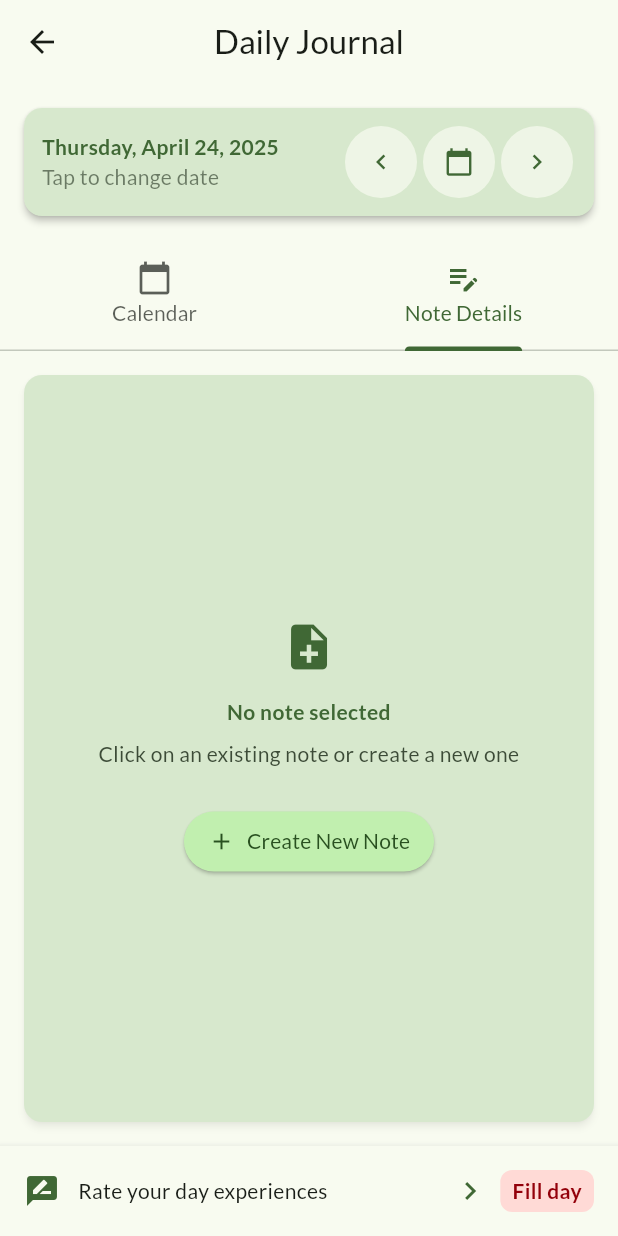
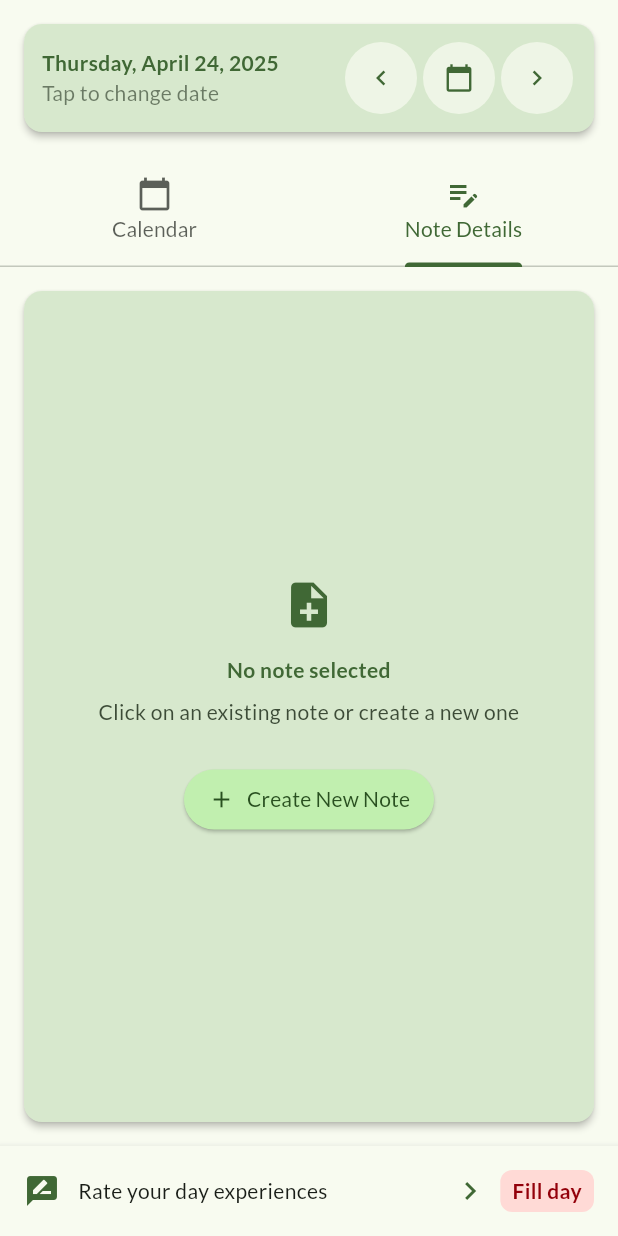
Before and after one commit to ChrisMoa/SimpleDiary, a Flutter app: the DiaryDayWizardPage screen opened directly, tab 2 chosen, on a phone screen of 412 x 824 dp. Run offline on Flutter 3.47's test engine with Material 3 defaults, Android fonts, the phone set to English and light mode, and no system bars; our stand-ins replace equatable, flutter_dotenv, flutter_rating_bar, flutter_riverpod, google_fonts, loading_animation_widget and 7 more; missing offline and left inert: encrypt, filesystem_picker, flex_color_picker, pointycastle, syncfusion_flutter_core; accounts and stored records are empty; statements that could not run were skipped.

Commit message:
fix responsive desing on phone

```diff
--- a/lib/features/day_rating/presentation/pages/diary_day_wizard_page.dart
+++ b/lib/features/day_rating/presentation/pages/diary_day_wizard_page.dart
@@ -38,11 +38,7 @@ class _DiaryDayWizardPageState extends ConsumerState<DiaryDayWizardPage> {
   @override
   Widget build(BuildContext context) {
     return Scaffold(
-      appBar: AppBar(
-        title: const Text('Daily Journal'),
-        centerTitle: true,
-        elevation: 0,
-      ),
+      // Removed the AppBar to save vertical space
       body: _isLoading
           ? const Center(
               child: Column(
@@ -54,10 +50,12 @@ class _DiaryDayWizardPageState extends ConsumerState<DiaryDayWizardPage> {
                 ],
               ),
             )
-          : const DiaryDayEditingWizardWidget(
-              navigateBack: false,
-              addAdditionalSaveButton: true,
-              editNote: false,
+          : const SafeArea(
+              child: DiaryDayEditingWizardWidget(
+                navigateBack: false,
+                addAdditionalSaveButton: true,
+                editNote: false,
+              ),
             ),
       // Using resizeToAvoidBottomInset: false to prevent the keyboard
       // from automatically pushing up the content
--- a/lib/features/day_rating/presentation/widgets/note_detail_widget.dart
+++ b/lib/features/day_rating/presentation/widgets/note_detail_widget.dart
@@ -27,6 +27,9 @@ class _NoteDetailWidgetState extends ConsumerState<NoteDetailWidget> {
   String _oldText = '';
   String? _lastNoteId;
 
+  // Controller for the scrollable view
+  final ScrollController _scrollController = ScrollController();
+
   @override
   void initState() {
     super.initState();
@@ -37,6 +40,7 @@ class _NoteDetailWidgetState extends ConsumerState<NoteDetailWidget> {
   void dispose() {
     _titleController.dispose();
     _descriptionController.dispose();
+    _scrollController.dispose();
     super.dispose();
   }
 
@@ -81,10 +85,11 @@ class _NoteDetailWidgetState extends ConsumerState<NoteDetailWidget> {
       margin: const EdgeInsets.all(8),
       color: theme.colorScheme.secondaryContainer,
       elevation: 2,
-      shadowColor: theme.colorScheme.shadow.withValues(alpha: 0.3),
       shape: RoundedRectangleBorder(
         borderRadius: BorderRadius.circular(12),
       ),
+      child: SingleChildScrollView(
+        controller: _scrollController,
         child: Padding(
           padding: const EdgeInsets.all(16.0),
           child: Column(
@@ -109,8 +114,8 @@ class _NoteDetailWidgetState extends ConsumerState<NoteDetailWidget> {
                     padding:
                         const EdgeInsets.symmetric(horizontal: 8, vertical: 4),
                     decoration: BoxDecoration(
-                    color:
-                        selectedNote.noteCategory.color.withValues(alpha: 0.2),
+                      color: selectedNote.noteCategory.color
+                          .withValues(alpha: 0.2),
                       borderRadius: BorderRadius.circular(4),
                       border: Border.all(
                         color: selectedNote.noteCategory.color,
@@ -181,12 +186,7 @@ class _NoteDetailWidgetState extends ConsumerState<NoteDetailWidget> {
                       : _buildFullControls(selectedNote, theme),
                 ),
 
-            // Description field - flexible to fill remaining space
-            Expanded(
-              child: Column(
-                crossAxisAlignment: CrossAxisAlignment.start,
-                children: [
-                  // Description field label with speech button
+              // Description field - with label and speech button
               Row(
                 mainAxisAlignment: MainAxisAlignment.spaceBetween,
                 children: [
@@ -216,8 +216,10 @@ class _NoteDetailWidgetState extends ConsumerState<NoteDetailWidget> {
               ),
               const SizedBox(height: 8),
 
-                  // Description text field - takes all available space
-                  Expanded(
+              // Description text field - Larger height for better visibility on small screens
+              SizedBox(
+                height:
+                    200, // Fixed height to ensure visibility on small screens
                 child: Stack(
                   children: [
                     // Text field
@@ -254,6 +256,16 @@ class _NoteDetailWidgetState extends ConsumerState<NoteDetailWidget> {
                       maxLines: null,
                       expands: true,
                       textAlignVertical: TextAlignVertical.top,
+                      onTap: () {
+                        // Auto-scroll to ensure the text field is visible when tapped
+                        WidgetsBinding.instance.addPostFrameCallback((_) {
+                          _scrollController.animateTo(
+                            _scrollController.position.maxScrollExtent,
+                            duration: const Duration(milliseconds: 300),
+                            curve: Curves.easeOut,
+                          );
+                        });
+                      },
                       onChanged: (value) {
                         if (value != selectedNote.description) {
                           _updateNote(
@@ -293,8 +305,7 @@ class _NoteDetailWidgetState extends ConsumerState<NoteDetailWidget> {
                               Text(
                                 'Listening...',
                                 style: theme.textTheme.bodySmall!.copyWith(
-                                      color:
-                                          theme.colorScheme.onPrimaryContainer,
+                                  color: theme.colorScheme.onPrimaryContainer,
                                 ),
                               ),
                             ],
@@ -304,9 +315,9 @@ class _NoteDetailWidgetState extends ConsumerState<NoteDetailWidget> {
                   ],
                 ),
               ),
-                ],
-              ),
-            ),
+
+              // Add some extra space at the bottom for better scrolling
+              const SizedBox(height: 16),
 
               // Action buttons for notes - show only when keyboard is not visible on small screens
               if (!isKeyboardVisible || !isSmallScreen)
@@ -337,7 +348,8 @@ class _NoteDetailWidgetState extends ConsumerState<NoteDetailWidget> {
                               : const EdgeInsets.symmetric(
                                   horizontal: 16, vertical: 8),
                           side: BorderSide(
-                          color: theme.colorScheme.error.withValues(alpha: 0.5),
+                            color:
+                                theme.colorScheme.error.withValues(alpha: 0.5),
                           ),
                         ),
                       ),
@@ -347,11 +359,12 @@ class _NoteDetailWidgetState extends ConsumerState<NoteDetailWidget> {
                         children: [
                           OutlinedButton.icon(
                             onPressed: () => _adjustTime(selectedNote, -30),
-                          icon:
-                              Icon(Icons.remove, size: isSmallScreen ? 16 : 20),
+                            icon: Icon(Icons.remove,
+                                size: isSmallScreen ? 16 : 20),
                             label: Text(
                               '30m',
-                            style: TextStyle(fontSize: isSmallScreen ? 12 : 14),
+                              style:
+                                  TextStyle(fontSize: isSmallScreen ? 12 : 14),
                             ),
                             style: OutlinedButton.styleFrom(
                               padding: isSmallScreen
@@ -369,10 +382,12 @@ class _NoteDetailWidgetState extends ConsumerState<NoteDetailWidget> {
                           const SizedBox(width: 4),
                           OutlinedButton.icon(
                             onPressed: () => _adjustTime(selectedNote, 30),
-                          icon: Icon(Icons.add, size: isSmallScreen ? 16 : 20),
+                            icon:
+                                Icon(Icons.add, size: isSmallScreen ? 16 : 20),
                             label: Text(
                               '30m',
-                            style: TextStyle(fontSize: isSmallScreen ? 12 : 14),
+                              style:
+                                  TextStyle(fontSize: isSmallScreen ? 12 : 14),
                             ),
                             style: OutlinedButton.styleFrom(
                               padding: isSmallScreen
@@ -392,7 +407,11 @@ class _NoteDetailWidgetState extends ConsumerState<NoteDetailWidget> {
                     ],
                   ),
                 ),
+
+              // Extra padding at the bottom for keyboard space
+              SizedBox(height: isKeyboardVisible ? 100 : 20),
             ],
+          ),
         ),
       ),
     );
@@ -617,7 +636,9 @@ class _NoteDetailWidgetState extends ConsumerState<NoteDetailWidget> {
       margin: const EdgeInsets.all(8),
       color: theme.colorScheme.secondaryContainer,
       elevation: 2,
-      shadowColor: theme.colorScheme.shadow.withValues(alpha: 0.3),
+      shape: RoundedRectangleBorder(
+        borderRadius: BorderRadius.circular(12),
+      ),
       child: Center(
         child: SingleChildScrollView(
           padding: const EdgeInsets.all(16.0),
```
Lines whose indentation alone changed are shown as unchanged.
